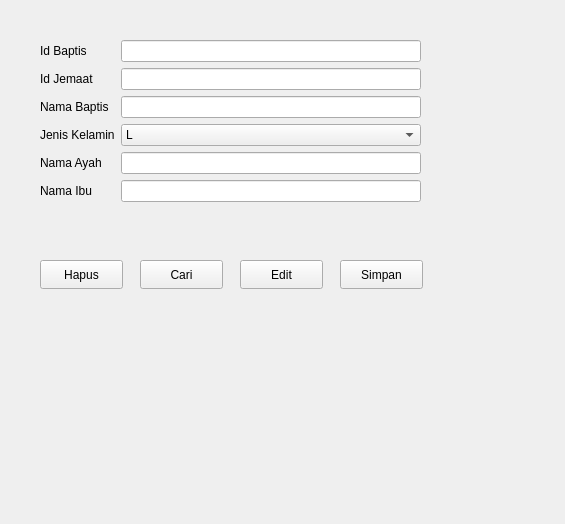
First picture: the form in formbaptis.ui, repository AgusAlRidha/SistemInfoAgama, before the edit.
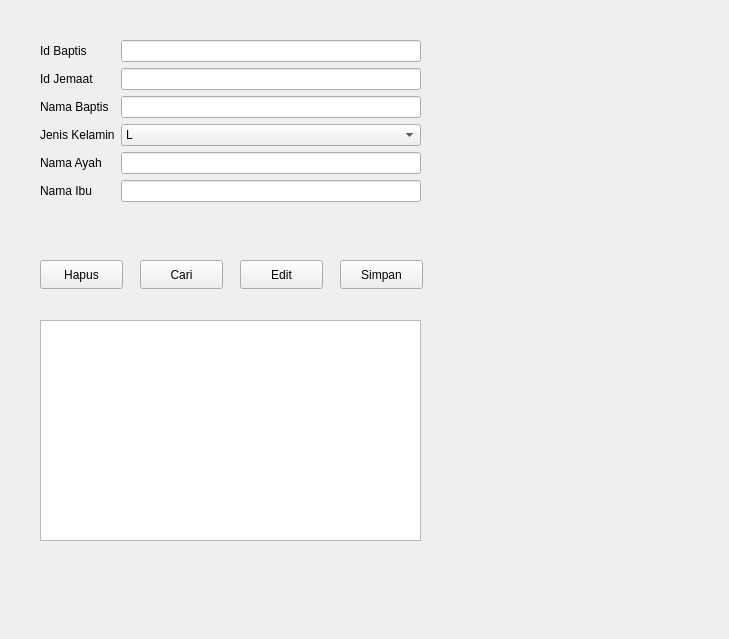
Second picture: the form after the edit.

The edit to the form file:
```diff
--- a/formbaptis.ui
+++ b/formbaptis.ui
@@ -6,8 +6,8 @@
    <rect>
     <x>0</x>
     <y>0</y>
-    <width>565</width>
-    <height>524</height>
+    <width>729</width>
+    <height>639</height>
    </rect>
   </property>
   <property name="windowTitle">
@@ -148,6 +148,16 @@
     <string>Simpan</string>
    </property>
   </widget>
+  <widget class="QTableView" name="tableBaptis">
+   <property name="geometry">
+    <rect>
+     <x>40</x>
+     <y>320</y>
+     <width>381</width>
+     <height>221</height>
+    </rect>
+   </property>
+  </widget>
  </widget>
  <resources/>
  <connections/>
```
